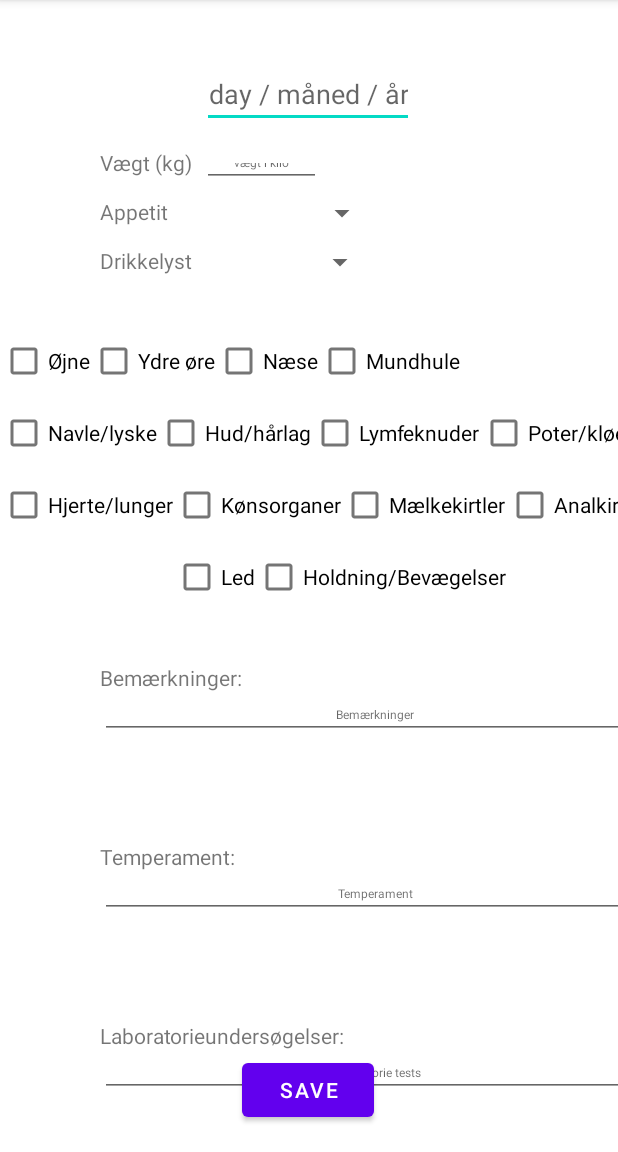
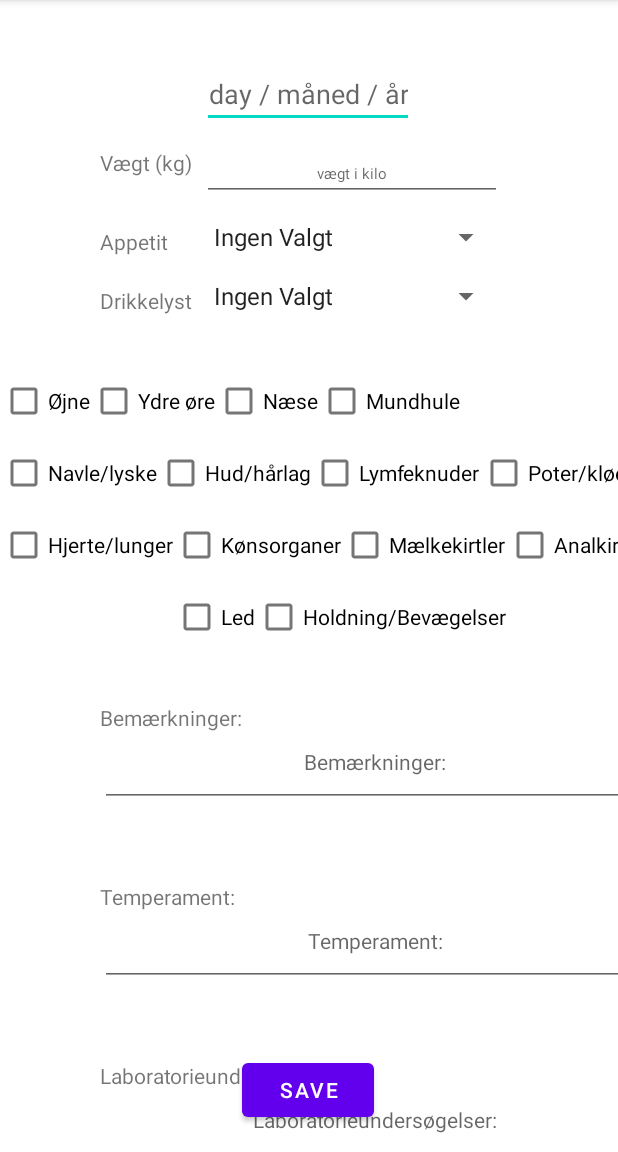
Before and after one commit to marker99/Mit-Dyrs-Sundhed, an Android app: the fragment AddHealthInspectionFragment shown on its own in the app's theme, on a phone screen of 412 x 824 dp, the part 84-1236 px from its top. Run offline under Robolectric (Android 15) with nearby library versions, the phone set to English and light mode, and no system bars.

Commit message:
small_changes

```diff
--- a/app/src/main/java/com/github/marker99/ui/health_inspection/new_inspection/AddHealthInspectionFragment.java
+++ b/app/src/main/java/com/github/marker99/ui/health_inspection/new_inspection/AddHealthInspectionFragment.java
@@ -42,23 +42,34 @@ public class AddHealthInspectionFragment extends Fragment {
         binding = FragmentAddHealthInspectionBinding.inflate(inflater, container, false);
         View root = binding.getRoot();
 
-        //FUUUUUUU
-        //appetite = (Spinner) findViewById(R.id.spinner_appetite);
-
         //Binding stuff to things
         bindings();
+
+        //Binding Data To Spinners
+        spinnerAdapter();
 
         addButton.setOnClickListener(this::addNewHealthInspection);
 
         return root;
     }
 
+    private void spinnerAdapter() {
+        // Create an ArrayAdapter using the string array and a default spinner layout
+        ArrayAdapter<CharSequence> adapter = ArrayAdapter.createFromResource(getContext(),
+                R.array.spinner_array, android.R.layout.simple_spinner_item);
+        // Specify the layout to use when the list of choices appears
+        adapter.setDropDownViewResource(android.R.layout.simple_spinner_dropdown_item);
+        // Apply the adapter to the spinner
+        appetite.setAdapter(adapter);
+        drinkingHabit.setAdapter(adapter);
+    }
+
     private void addNewHealthInspection(View view) {
         Double weightD = 0.0;
         try {
             weightD = Double.parseDouble(weight.getText().toString());
+        } catch (Exception e) {
         }
-        catch (Exception e){}
         HealthInspection newInspection = new HealthInspection(
                 input_date.getText().toString(),
                 weightD,
@@ -85,14 +96,13 @@ public class AddHealthInspectionFragment extends Fragment {
                 remarks.getText().toString(),
                 temper.getText().toString(),
                 laboratoryTests.getText().toString()
-                );
+        );
         addHealthInspectionViewModel.insert(newInspection);
 
         NavHostFragment.findNavController(this).navigate(R.id.nav_allHealthInspections);
     }
 
-    private void bindings()
-    {
+    private void bindings() {
         addButton = binding.addHealthInspection;
         input_date = binding.editTextInspectionDate;
         weight = binding.editTextWeight;
--- a/app/src/main/res/layout/fragment_add_health_inspection.xml
+++ b/app/src/main/res/layout/fragment_add_health_inspection.xml
@@ -44,12 +44,12 @@
 
     <EditText
         android:id="@+id/editText_weight"
-        android:layout_width="79dp"
-        android:layout_height="26dp"
+        android:layout_width="200dp"
+        android:layout_height="35dp"
         android:gravity="center_horizontal"
         android:hint="vægt i kilo"
         android:inputType="numberDecimal"
-        android:textSize="8sp"
+        android:textSize="10sp"
         app:layout_constraintStart_toStartOf="@+id/editText_inspectionDate"
         app:layout_constraintTop_toTopOf="@+id/textView_weight" />
 
@@ -57,7 +57,7 @@
         android:id="@+id/textview_appetite"
         android:layout_width="wrap_content"
         android:layout_height="wrap_content"
-        android:layout_marginTop="20px"
+        android:layout_marginTop="50px"
         android:text="@string/appetite"
         app:layout_constraintStart_toStartOf="@+id/textView_weight"
         app:layout_constraintTop_toBottomOf="@+id/textView_weight" />
@@ -66,22 +66,22 @@
         android:id="@+id/textView_drinkingHabits"
         android:layout_width="wrap_content"
         android:layout_height="wrap_content"
-        android:layout_marginTop="20px"
+        android:layout_marginTop="30px"
         android:text="@string/drinking_habits"
         app:layout_constraintStart_toStartOf="@+id/textview_appetite"
         app:layout_constraintTop_toBottomOf="@+id/textview_appetite" />
 
     <Spinner
         android:id="@+id/spinner_appetite"
-        android:layout_width="117dp"
-        android:layout_height="18dp"
+        android:layout_width="200dp"
+        android:layout_height="25dp"
         app:layout_constraintBottom_toBottomOf="@+id/textview_appetite"
         app:layout_constraintStart_toStartOf="@+id/editText_weight" />
 
     <Spinner
         android:id="@+id/spinner_drinkingHabits"
-        android:layout_width="116dp"
-        android:layout_height="18dp"
+        android:layout_width="200dp"
+        android:layout_height="25dp"
         app:layout_constraintBottom_toBottomOf="@+id/textView_drinkingHabits"
         app:layout_constraintStart_toStartOf="@+id/spinner_appetite" />
 
@@ -230,33 +230,30 @@
     <EditText
         android:id="@+id/editText_remarks"
         android:layout_width="367dp"
-        android:layout_height="31dp"
+        android:layout_height="50dp"
         android:gravity="center_horizontal"
-        android:hint="Bemærkninger"
-        android:inputType="numberDecimal"
-        android:textSize="8sp"
+        android:hint="@string/remarks"
+        android:textSize="14sp"
         app:layout_constraintStart_toStartOf="@+id/textView_remarks"
         app:layout_constraintTop_toBottomOf="@+id/textView_remarks" />
 
     <EditText
         android:id="@+id/editText_temper"
         android:layout_width="367dp"
-        android:layout_height="31dp"
+        android:layout_height="50dp"
         android:gravity="center_horizontal"
-        android:hint="Temperament"
-        android:inputType="numberDecimal"
-        android:textSize="8sp"
+        android:hint="@string/temper"
+        android:textSize="14sp"
         app:layout_constraintStart_toStartOf="@+id/textView_temper"
         app:layout_constraintTop_toBottomOf="@+id/textView_temper" />
 
     <EditText
         android:id="@+id/editText_laboratoryTests"
         android:layout_width="367dp"
-        android:layout_height="31dp"
+        android:layout_height="50dp"
         android:gravity="center_horizontal"
-        android:hint="Laboratorie tests"
-        android:inputType="numberDecimal"
-        android:textSize="8sp"
+        android:hint="@string/laboratory_tests"
+        android:textSize="14sp"
         app:layout_constraintStart_toStartOf="@+id/textView_laboratoryTests"
         app:layout_constraintTop_toBottomOf="@+id/textView_laboratoryTests" />
 
--- a/app/src/main/res/values/strings.xml
+++ b/app/src/main/res/values/strings.xml
@@ -57,6 +57,7 @@
     <!-- SUNDHEDSTJEK -->
 
     <string-array name="spinner_array">
+        <item>Ingen Valgt</item>
         <item>Nedsat</item>
         <item>Normal</item>
         <item>Forøget</item>
```
